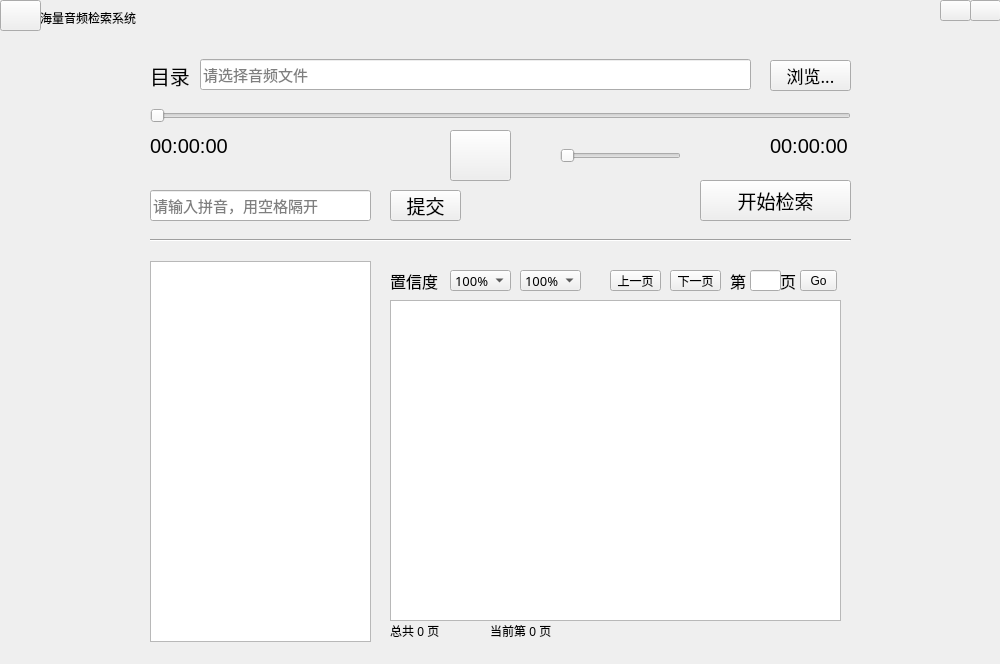
First picture: the form in kws.ui, repository legend4917/KWS, before the edit.
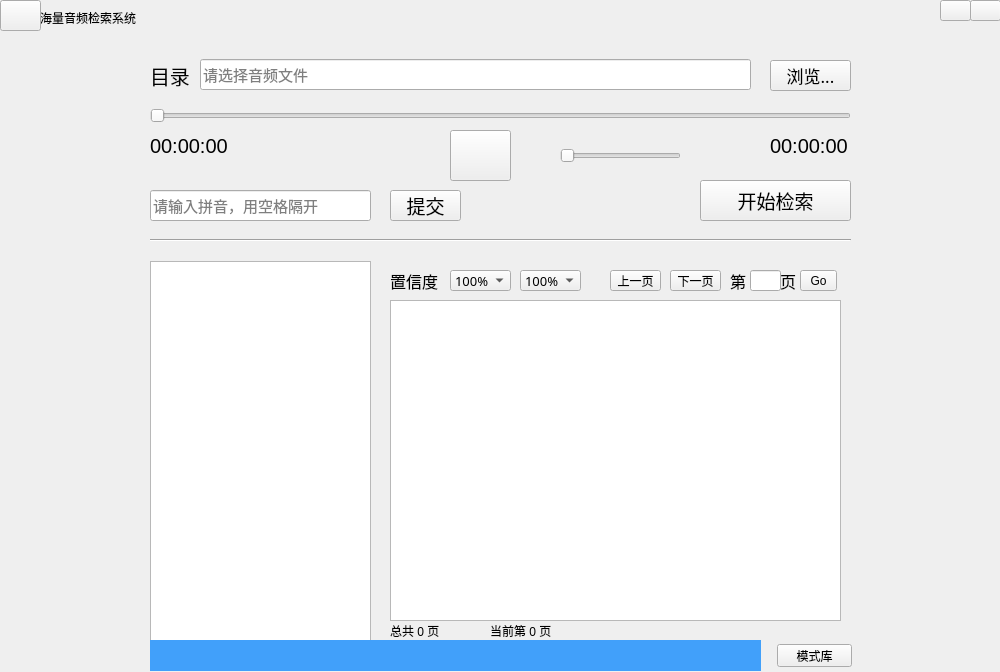
Second picture: the form after the edit.

```diff
--- a/kws.ui
+++ b/kws.ui
@@ -7,7 +7,7 @@
     <x>0</x>
     <y>0</y>
     <width>1000</width>
-    <height>664</height>
+    <height>672</height>
    </rect>
   </property>
   <property name="windowTitle">
@@ -355,9 +355,9 @@
   <widget class="QLabel" name="label_6">
    <property name="geometry">
     <rect>
-     <x>520</x>
+     <x>530</x>
      <y>140</y>
-     <width>41</width>
+     <width>31</width>
      <height>31</height>
     </rect>
    </property>
@@ -630,6 +630,33 @@
     <string/>
    </property>
   </widget>
+  <widget class="QPushButton" name="pushButton_3">
+   <property name="geometry">
+    <rect>
+     <x>777</x>
+     <y>644</y>
+     <width>75</width>
+     <height>23</height>
+    </rect>
+   </property>
+   <property name="text">
+    <string>模式库</string>
+   </property>
+  </widget>
+  <widget class="QTableWidget" name="tableView">
+   <property name="geometry">
+    <rect>
+     <x>150</x>
+     <y>640</y>
+     <width>611</width>
+     <height>31</height>
+    </rect>
+   </property>
+   <property name="styleSheet">
+    <string notr="true">background-color: rgb(65,160,250);
+border:none;</string>
+   </property>
+  </widget>
   <zorder>label_show</zorder>
   <zorder>headerlabel</zorder>
   <zorder>label</zorder>
@@ -663,6 +690,8 @@
   <zorder>label_totalpage</zorder>
   <zorder>label_currentpage</zorder>
   <zorder>label_move</zorder>
+  <zorder>pushButton_3</zorder>
+  <zorder>tableView</zorder>
  </widget>
  <layoutdefault spacing="6" margin="11"/>
  <resources/>
```
